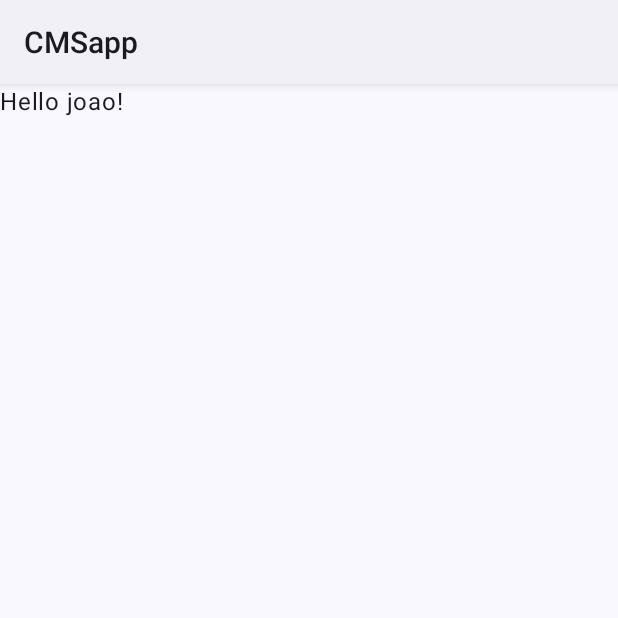
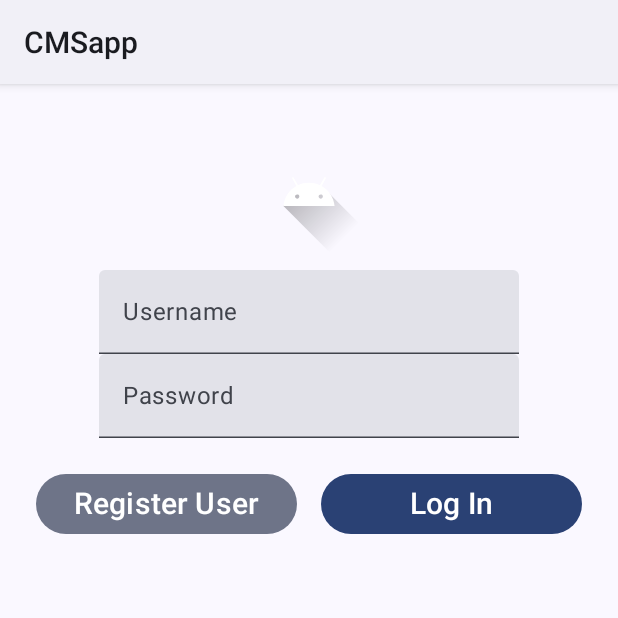
Before and after one commit to JGOPN/Video-Streaming-CMS-App, an Android app built with Jetpack Compose: the screen it shows after launch (MainActivity), on a phone screen of 412 x 824 dp, the top half of it. Run offline under Robolectric (Android 15) with nearby library versions, the phone set to English and light mode, and no system bars.

Commit message:
login + register UI

```diff
--- a/app/build.gradle.kts
+++ b/app/build.gradle.kts
@@ -50,6 +50,8 @@ dependencies {
     implementation(libs.androidx.ui.tooling.preview)
     implementation(libs.androidx.material3)
     implementation(libs.androidx.core.splashscreen)
+    implementation(libs.androidx.navigation.runtime.ktx)
+    implementation(libs.androidx.navigation.compose)
 
     testImplementation(libs.junit)
     androidTestImplementation(libs.androidx.junit)
--- a/app/src/main/java/com/example/cmsapp/ViewModel.kt
+++ b/app/src/main/java/com/example/cmsapp/CMSViewModel.kt
@@ -6,7 +6,7 @@ import kotlinx.coroutines.flow.MutableStateFlow
 import kotlinx.coroutines.flow.StateFlow
 import kotlinx.coroutines.flow.asStateFlow
 
-class ViewModel : ViewModel() {
+class CMSViewModel : ViewModel() {
 
     private val _uiState = MutableStateFlow(UiState())
     val uiState: StateFlow<UiState> = _uiState.asStateFlow()
--- a/app/src/main/java/com/example/cmsapp/MainActivity.kt
+++ b/app/src/main/java/com/example/cmsapp/MainActivity.kt
@@ -4,25 +4,14 @@ import android.os.Bundle
 import androidx.activity.ComponentActivity
 import androidx.activity.compose.setContent
 import androidx.activity.enableEdgeToEdge
-import androidx.compose.foundation.Image
-import androidx.compose.foundation.layout.Arrangement
-import androidx.compose.foundation.layout.Column
 import androidx.compose.foundation.layout.fillMaxSize
 import androidx.compose.foundation.layout.padding
-import androidx.compose.foundation.layout.width
-import androidx.compose.material3.Icon
 import androidx.compose.material3.Scaffold
-import androidx.compose.material3.Text
-import androidx.compose.runtime.Composable
-import androidx.compose.ui.Alignment
 import androidx.compose.ui.Modifier
 import androidx.compose.ui.res.dimensionResource
-import androidx.compose.ui.res.painterResource
-import androidx.compose.ui.res.stringResource
-import androidx.compose.ui.tooling.preview.Preview
-import androidx.compose.ui.unit.dp
 import androidx.core.splashscreen.SplashScreen.Companion.installSplashScreen
 import com.example.cmsapp.ui.theme.CMSappTheme
+import com.example.cmsapp.ui.*
 
 class MainActivity : ComponentActivity() {
     override fun onCreate(savedInstanceState: Bundle?) {
@@ -31,26 +20,8 @@ class MainActivity : ComponentActivity() {
         installSplashScreen()
         setContent {
             CMSappTheme{
-                Scaffold(modifier = Modifier.fillMaxSize()) { innerPadding ->
-                    Greeting("joao",Modifier.padding(innerPadding))
-                }
+                CMSApp()
             }
         }
     }
 }
-
-@Composable
-fun Greeting(name: String, modifier: Modifier = Modifier) {
-    Text(
-        text = "Hello $name!",
-        modifier = modifier
-    )
-}
-
-@Preview(showBackground = true)
-@Composable
-fun GreetingPreview() {
-    CMSappTheme {
-        Greeting("Android")
-    }
-}
--- /dev/null
+++ b/app/src/main/java/com/example/cmsapp/ui/CMSAppScreen.kt
@@ -0,0 +1,66 @@
+package com.example.cmsapp.ui
+
+import androidx.compose.foundation.layout.fillMaxSize
+import androidx.compose.foundation.layout.padding
+import androidx.compose.material3.Scaffold
+import androidx.compose.runtime.Composable
+import androidx.compose.runtime.collectAsState
+import androidx.compose.ui.Modifier
+import androidx.navigation.NavHostController
+import androidx.navigation.compose.currentBackStackEntryAsState
+import androidx.navigation.compose.rememberNavController
+import androidx.lifecycle.viewmodel.compose.viewModel
+import com.example.cmsapp.CMSViewModel
+
+import androidx.compose.runtime.getValue
+import androidx.navigation.compose.NavHost
+import androidx.navigation.compose.composable
+import androidx.compose.ui.platform.LocalContext
+import androidx.compose.ui.unit.dp
+
+enum class CMSAppScreen(val title: String) {
+    Login(title = "login"),
+    Register(title = "register")
+}
+
+@Composable
+fun CMSApp(
+    viewModel: CMSViewModel = viewModel(),
+    navController: NavHostController = rememberNavController()
+) {
+    val backStackEntry by navController.currentBackStackEntryAsState()
+    val currentScreen = CMSAppScreen.valueOf(
+        backStackEntry?.destination?.route ?: CMSAppScreen.Login.name
+    )
+    Scaffold { innerPadding ->
+        val uiState by viewModel.uiState.collectAsState()
+        NavHost(
+            navController = navController,
+            startDestination = CMSAppScreen.Login.name,
+            modifier = Modifier.padding(innerPadding)
+        ){
+            composable(route = CMSAppScreen.Login.name) {
+                LoginRegisterBase(
+                    //quantityOptions = DataSource.quantityOptions,
+                    onSwitch = {
+                        //CMSViewModel.setQuantity(it)
+                        navController.navigate(CMSAppScreen.Register.name)
+                    },
+                    onSubmitClick = {},
+                    lorr = true,
+                    modifier = Modifier
+                        .fillMaxSize()
+                        .padding(16.dp)
+                )
+            }
+            composable(route = CMSAppScreen.Register.name) {
+                val context = LocalContext.current
+                LoginRegisterBase(
+                    onSwitch = { navController.navigate(CMSAppScreen.Login.name) },
+                    onSubmitClick = {},
+                    lorr = false,
+                    modifier = Modifier.fillMaxSize().padding(16.dp))
+            }
+        }
+    }
+}
--- a/app/src/main/java/com/example/cmsapp/ui/LoginRegister.kt
+++ b/app/src/main/java/com/example/cmsapp/ui/LoginRegister.kt
@@ -1,8 +1,104 @@
 package com.example.cmsapp.ui
 
+import androidx.compose.foundation.Image
+import androidx.compose.foundation.layout.Arrangement
+import androidx.compose.foundation.layout.Column
+import androidx.compose.foundation.layout.Row
+import androidx.compose.foundation.layout.Spacer
+import androidx.compose.foundation.layout.fillMaxSize
+import androidx.compose.foundation.layout.fillMaxWidth
+import androidx.compose.foundation.layout.height
+import androidx.compose.foundation.layout.padding
+import androidx.compose.foundation.layout.size
+import androidx.compose.material3.Button
+import androidx.compose.material3.ButtonDefaults
+import androidx.compose.material3.FilledTonalButton
+import androidx.compose.material3.Scaffold
+import androidx.compose.material3.Text
+import androidx.compose.material3.TextField
 import androidx.compose.runtime.Composable
+import androidx.compose.ui.Alignment
+import androidx.compose.ui.Modifier
+import androidx.compose.ui.layout.ContentScale
+import androidx.compose.ui.res.painterResource
+import androidx.compose.ui.tooling.preview.Preview
+import androidx.compose.ui.unit.dp
+import androidx.compose.ui.unit.sp
+import com.example.cmsapp.R
+import com.example.cmsapp.ui.theme.CMSappTheme
 
 @Composable
-fun loginScreen(){
+fun LoginRegisterBase(onSubmitClick: () -> Unit, onSwitch: () -> Unit, modifier: Modifier,lorr: Boolean = false/*substituir por viewmodel*/){
+    Column(modifier = Modifier.padding(24.dp),
+        verticalArrangement = Arrangement.Center,
+        horizontalAlignment = Alignment.CenterHorizontally) {
+        Image(painter = painterResource(R.drawable.ic_launcher_foreground),
+            contentDescription = "logo", contentScale = ContentScale.Fit, modifier = Modifier.size(100.dp).padding(10.dp))
+        TextField(
+            value = "",
+            onValueChange = {},
+            label = { Text("Username") }
+        )
+        TextField(
+            value = "",
+            onValueChange = {},
+            label = { Text("Password") }
+        )
+        Spacer(modifier = Modifier.height(20.dp))
+        if(lorr) //login
+            LoginScreen(onSubmitClick = onSubmitClick, onSwitch = onSwitch, modifier = modifier)
+        else
+            RegisterScreen(onSubmitClick = onSubmitClick, onSwitch = onSwitch, modifier = modifier)
+    }
+}
 
+@Composable
+fun LoginScreen(onSubmitClick: () -> Unit, onSwitch: () -> Unit, modifier: Modifier){
+        Row(modifier = Modifier.fillMaxWidth(), horizontalArrangement = Arrangement.spacedBy(16.dp), verticalAlignment = Alignment.CenterVertically) {
+            FilledTonalButton(
+                onClick = onSwitch,
+                modifier = Modifier.weight(1f),
+                contentPadding = ButtonDefaults.TextButtonContentPadding
+            ) {
+                Text("Register User", fontSize = 20.sp)
+            }
+            Button(
+                onClick = onSubmitClick,
+                modifier = Modifier.weight(1f),
+                contentPadding = ButtonDefaults.TextButtonContentPadding
+            ) {
+                Text("Log In", fontSize = 20.sp)
+            }
+        }
 }
+
+@Composable
+fun RegisterScreen(onSubmitClick: () -> Unit, onSwitch: () -> Unit, modifier: Modifier){
+        Row(modifier = Modifier.fillMaxWidth(), horizontalArrangement = Arrangement.SpaceEvenly, verticalAlignment = Alignment.CenterVertically) {
+            FilledTonalButton(
+                onClick = onSwitch,
+                modifier = Modifier.weight(1f),
+                contentPadding = ButtonDefaults.TextButtonContentPadding
+            ) {
+                Text("Log In", fontSize = 20.sp)
+            }
+            Button(
+                onClick = onSubmitClick,
+                modifier = Modifier.weight(1f),
+                contentPadding = ButtonDefaults.TextButtonContentPadding
+            ) {
+                Text("Register", fontSize = 20.sp)
+            }
+        }
+}
+
+@Preview(showBackground = true)
+@Composable
+fun LogInPreview() {
+    CMSappTheme{
+        Scaffold(modifier = Modifier.fillMaxSize()) { innerPadding ->
+            //LoginScreen({},{},Modifier.padding(innerPadding))
+            RegisterScreen({},{},Modifier.padding(innerPadding))
+        }
+    }
+}
--- a/gradle/libs.versions.toml
+++ b/gradle/libs.versions.toml
@@ -1,5 +1,5 @@
 [versions]
-agp = "8.7.1"
+agp = "8.7.2"
 coreSplashscreen = "1.0.1"
 kotlin = "2.0.0"
 coreKtx = "1.13.1"
@@ -9,6 +9,8 @@ espressoCore = "3.6.1"
 lifecycleRuntimeKtx = "2.8.6"
 activityCompose = "1.9.3"
 composeBom = "2024.04.01"
+navigationRuntimeKtx = "2.8.3"
+navigationCompose = "2.8.3"
 
 [libraries]
 androidx-core-ktx = { group = "androidx.core", name = "core-ktx", version.ref = "coreKtx" }
@@ -26,6 +28,8 @@ androidx-ui-tooling-preview = { group = "androidx.compose.ui", name = "ui-toolin
 androidx-ui-test-manifest = { group = "androidx.compose.ui", name = "ui-test-manifest" }
 androidx-ui-test-junit4 = { group = "androidx.compose.ui", name = "ui-test-junit4" }
 androidx-material3 = { group = "androidx.compose.material3", name = "material3" }
+androidx-navigation-runtime-ktx = { group = "androidx.navigation", name = "navigation-runtime-ktx", version.ref = "navigationRuntimeKtx" }
+androidx-navigation-compose = { group = "androidx.navigation", name = "navigation-compose", version.ref = "navigationCompose" }
 
 [plugins]
 android-application = { id = "com.android.application", version.ref = "agp" }
```
Also changed, not shown: app/src/main/res/values/strings.xml (line endings or trailing spaces).
